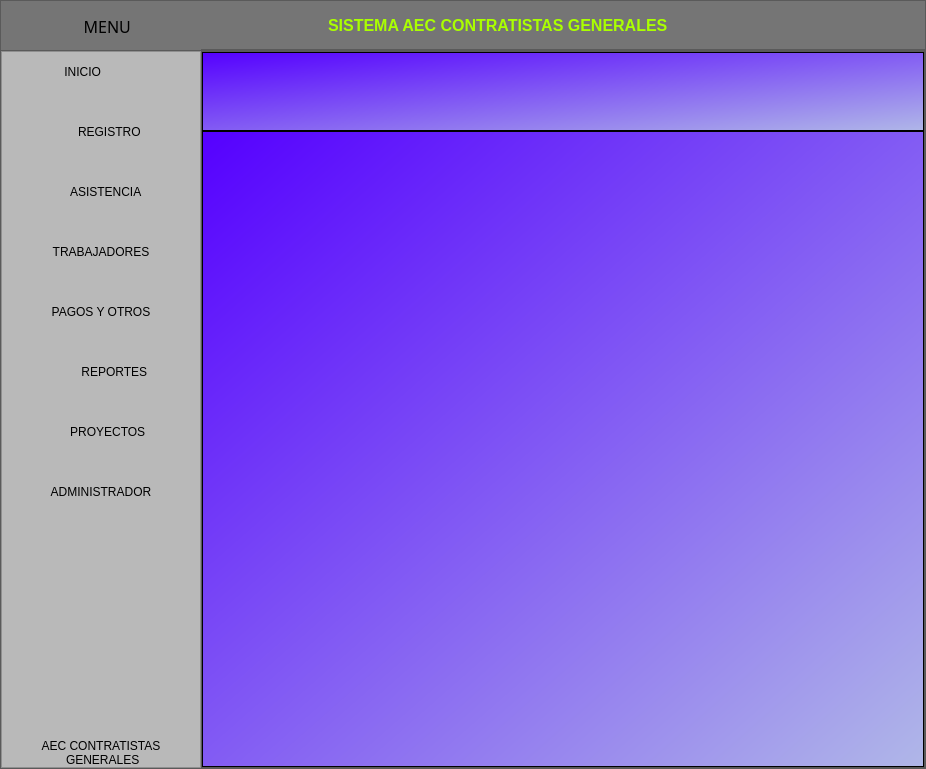
Qt form ui_files/menu.ui (Romehe369/aec_contrastistas_g) before a commit.
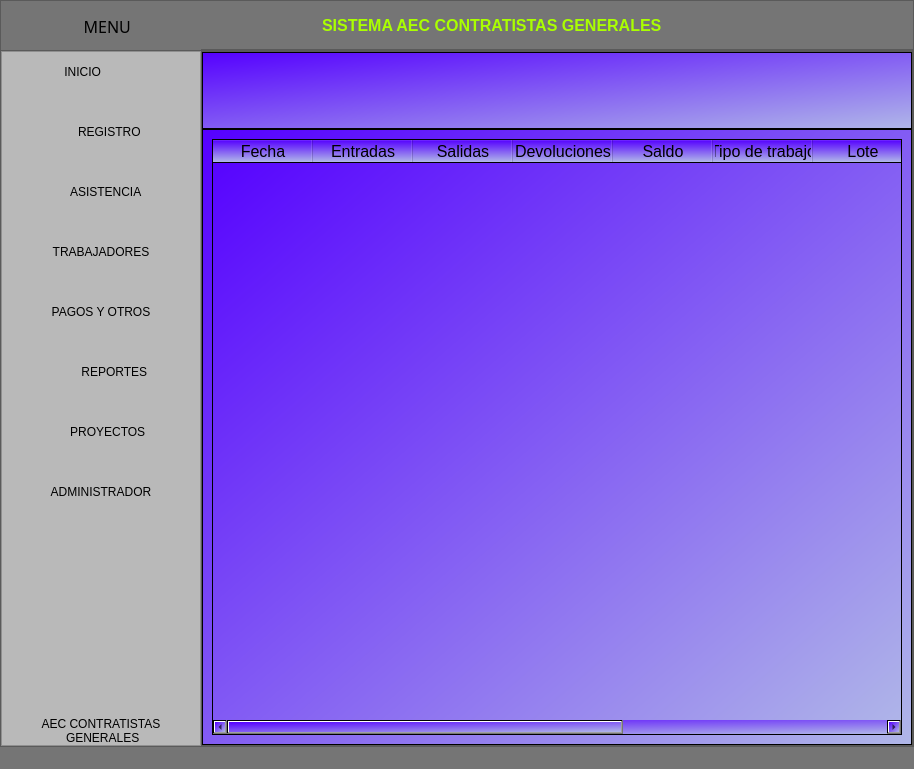
The same form after that commit. The open tabs and pages were chosen to show the change. Icons and pictures are not drawn.

```diff
--- a/ui_files/menu.ui
+++ b/ui_files/menu.ui
@@ -6,7 +6,7 @@
    <rect>
     <x>0</x>
     <y>0</y>
-    <width>926</width>
+    <width>914</width>
     <height>769</height>
    </rect>
   </property>
@@ -1071,6 +1071,125 @@
                 <property name="frameShadow">
                  <enum>QFrame::Raised</enum>
                 </property>
+                <layout class="QVBoxLayout" name="verticalLayout_17">
+                 <item>
+                  <widget class="QTableWidget" name="table_qwt_new">
+                   <property name="styleSheet">
+                    <string notr="true">background-color: qlineargradient(spread:pad, x1:0, y1:0, x2:1, y2:1, stop:0 rgba(85, 0, 255, 255), stop:1 rgba(176, 183, 232, 255));</string>
+                   </property>
+                   <property name="autoScrollMargin">
+                    <number>16</number>
+                   </property>
+                   <column>
+                    <property name="text">
+                     <string>Fecha</string>
+                    </property>
+                    <property name="font">
+                     <font>
+                      <pointsize>12</pointsize>
+                     </font>
+                    </property>
+                    <property name="background">
+                     <color>
+                      <red>255</red>
+                      <green>255</green>
+                      <blue>255</blue>
+                     </color>
+                    </property>
+                   </column>
+                   <column>
+                    <property name="text">
+                     <string>Entradas</string>
+                    </property>
+                    <property name="font">
+                     <font>
+                      <pointsize>12</pointsize>
+                     </font>
+                    </property>
+                   </column>
+                   <column>
+                    <property name="text">
+                     <string>Salidas</string>
+                    </property>
+                    <property name="font">
+                     <font>
+                      <pointsize>12</pointsize>
+                     </font>
+                    </property>
+                   </column>
+                   <column>
+                    <property name="text">
+                     <string>Devoluciones</string>
+                    </property>
+                    <property name="font">
+                     <font>
+                      <pointsize>12</pointsize>
+                     </font>
+                    </property>
+                   </column>
+                   <column>
+                    <property name="text">
+                     <string>Saldo</string>
+                    </property>
+                    <property name="font">
+                     <font>
+                      <pointsize>12</pointsize>
+                     </font>
+                    </property>
+                   </column>
+                   <column>
+                    <property name="text">
+                     <string>Tipo de trabajo</string>
+                    </property>
+                    <property name="font">
+                     <font>
+                      <pointsize>12</pointsize>
+                     </font>
+                    </property>
+                   </column>
+                   <column>
+                    <property name="text">
+                     <string>Lote</string>
+                    </property>
+                    <property name="font">
+                     <font>
+                      <pointsize>12</pointsize>
+                     </font>
+                    </property>
+                   </column>
+                   <column>
+                    <property name="text">
+                     <string>Responsable</string>
+                    </property>
+                    <property name="font">
+                     <font>
+                      <pointsize>12</pointsize>
+                     </font>
+                    </property>
+                   </column>
+                   <column>
+                    <property name="text">
+                     <string>Observaciones</string>
+                    </property>
+                    <property name="font">
+                     <font>
+                      <pointsize>12</pointsize>
+                     </font>
+                    </property>
+                   </column>
+                   <column>
+                    <property name="text">
+                     <string>Firma</string>
+                    </property>
+                    <property name="font">
+                     <font>
+                      <pointsize>12</pointsize>
+                     </font>
+                    </property>
+                   </column>
+                  </widget>
+                 </item>
+                </layout>
                </widget>
               </item>
              </layout>
@@ -1396,6 +1515,7 @@
     </item>
    </layout>
   </widget>
+  <widget class="QStatusBar" name="statusBar"/>
  </widget>
  <resources/>
  <connections/>
```
Left out of the diff: 37 changed lines with no effect on the pictures.
